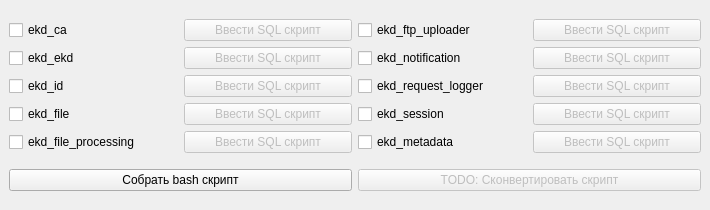
First picture: the form in ui/mainWindow.ui, repository gkeep/script-creator, before the edit.
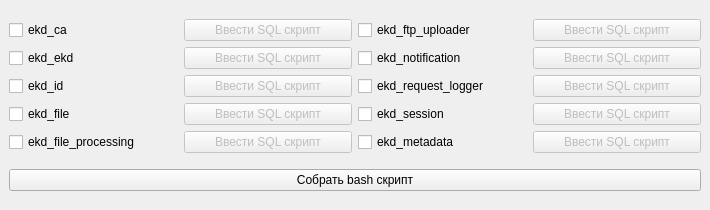
Second picture: the form after the edit.

Commit message: Remove convert script button

What changed in the file:
```diff
--- a/ui/mainWindow.ui
+++ b/ui/mainWindow.ui
@@ -264,16 +264,6 @@
         </property>
        </widget>
       </item>
-      <item>
-       <widget class="QPushButton" name="pushButton">
-        <property name="enabled">
-         <bool>false</bool>
-        </property>
-        <property name="text">
-         <string>TODO: Сконвертировать скрипт</string>
-        </property>
-       </widget>
-      </item>
      </layout>
     </item>
    </layout>
```
The commit also changes 1 other file.
